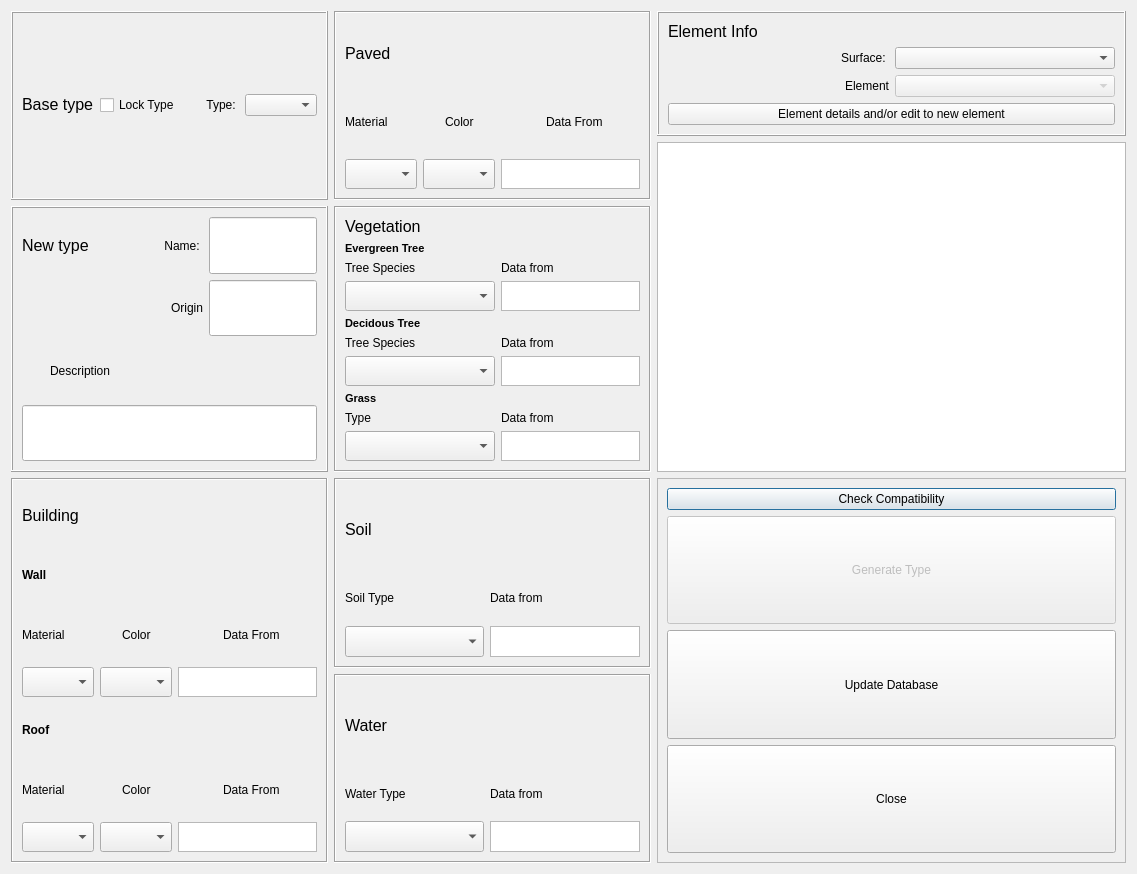
Qt form urban_type_creator/tabs/urban_type_editor_tab.ui (gusbacos/SUEWS-Database-manager) before a commit.
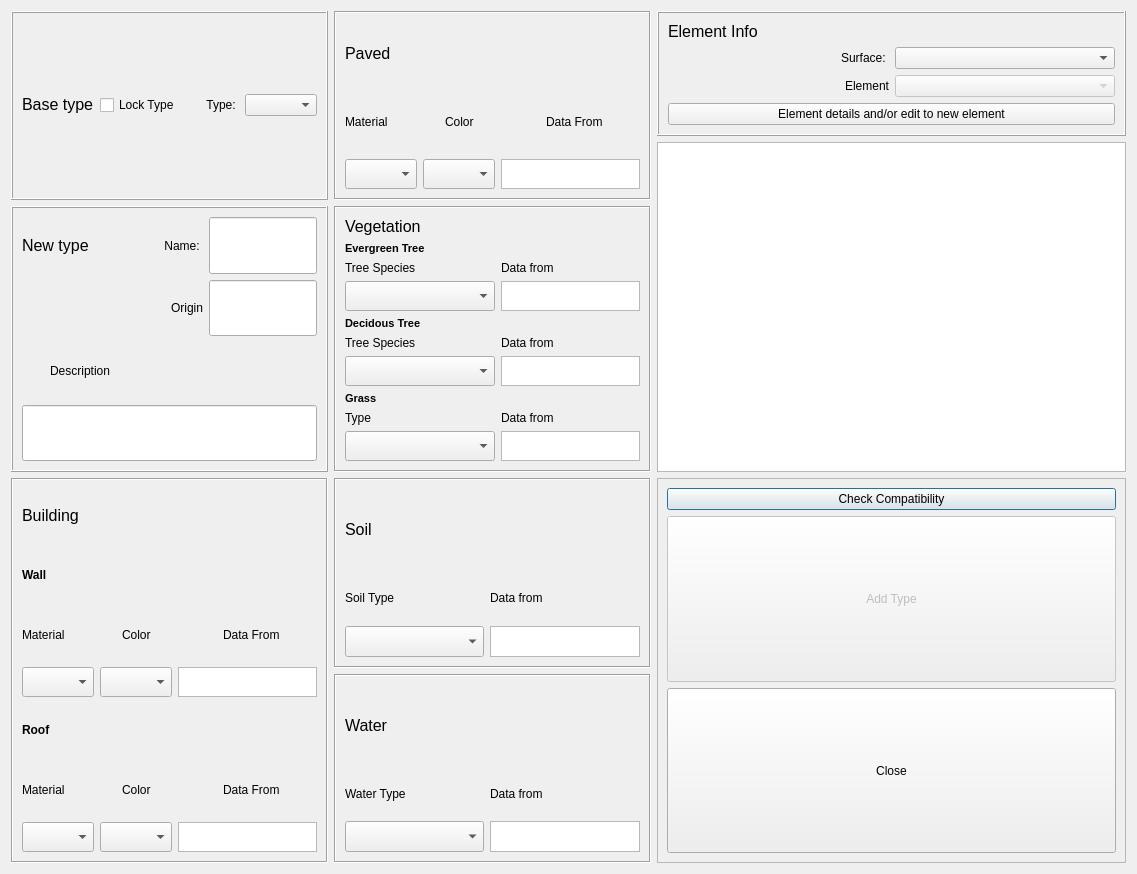
The same form after that commit. Custom widgets are drawn as their Qt base class.

```diff
--- a/urban_type_creator/tabs/urban_type_editor_tab.ui
+++ b/urban_type_creator/tabs/urban_type_editor_tab.ui
@@ -509,23 +509,7 @@
          <string>Needs to Check Compatibility first!</string>
         </property>
         <property name="text">
-         <string>Generate Type</string>
-        </property>
-       </widget>
-      </item>
-      <item>
-       <widget class="QPushButton" name="pushButtonUpdate">
-        <property name="sizePolicy">
-         <sizepolicy hsizetype="Preferred" vsizetype="Preferred">
-          <horstretch>0</horstretch>
-          <verstretch>0</verstretch>
-         </sizepolicy>
-        </property>
-        <property name="toolTip">
-         <string>Check If Type is Compatible with SUEWS-Database</string>
-        </property>
-        <property name="text">
-         <string>Update Database</string>
+         <string>Add Type</string>
         </property>
        </widget>
       </item>
```
